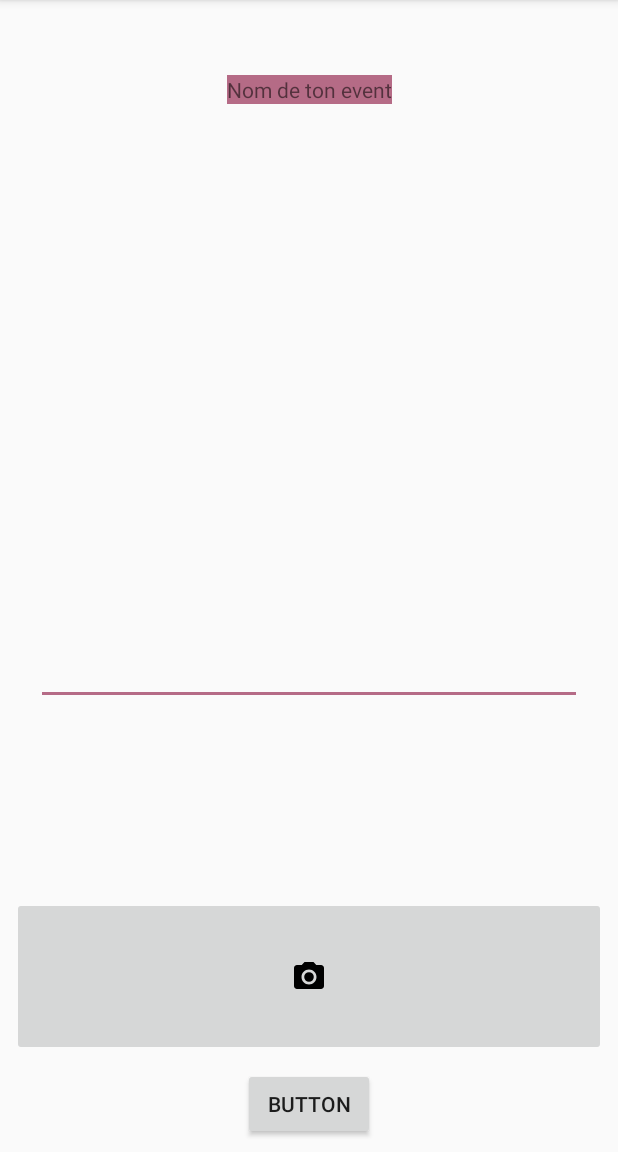
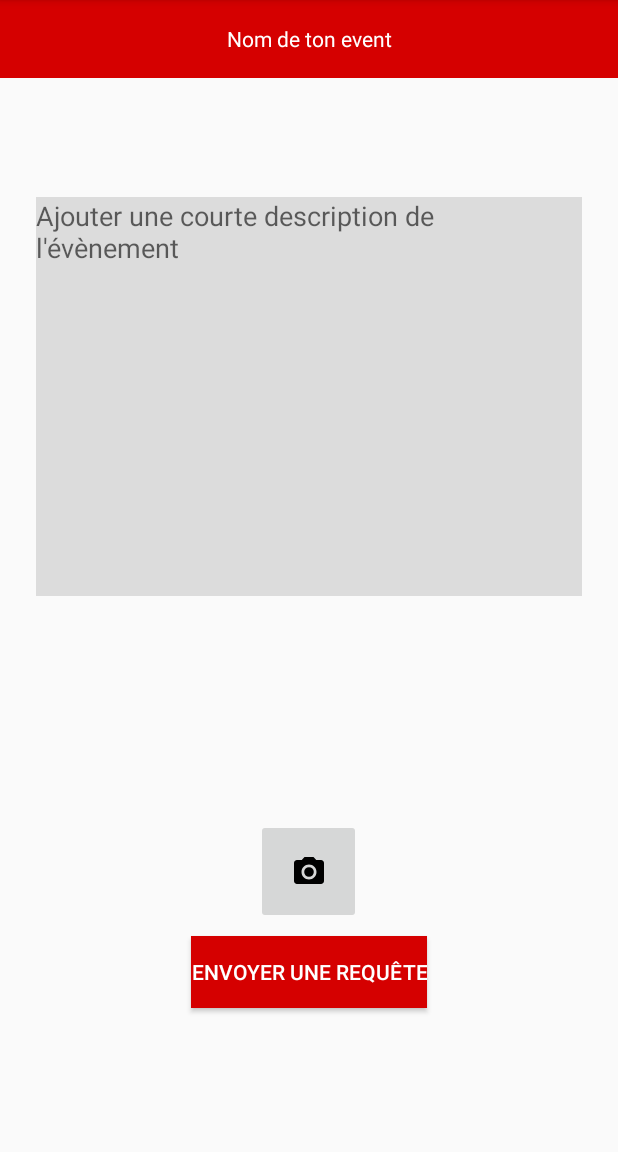
Before and after one commit to tran-simon/hackatown, an Android app: the EventCreatorPart2 screen opened directly, with no data from a screen before it, on a phone screen of 412 x 824 dp, the part 84-1236 px from its top. Run offline under Robolectric (Android 15) with nearby library versions, the phone set to English and light mode, and no system bars; 2 statements that could not run were skipped.

Commit message:
finalisation activite Part2

```diff
--- a/app/src/main/java/com/example/hackatown/Request.java
+++ b/app/src/main/java/com/example/hackatown/Request.java
@@ -20,7 +20,7 @@ public class Request
     //private Image image; TODO
 
     //Constructor
-    public Request(EventType type, String description, LatLng position, Date date /*Image image TODO*/, int user_id){
+    public Request(EventType type, String description, LatLng position, Date date , int user_id){
         this.type = type;
         this.description = description;
         this.position = position;
--- a/app/src/main/res/layout/activity_event_creator_part2.xml
+++ b/app/src/main/res/layout/activity_event_creator_part2.xml
@@ -8,13 +8,13 @@
 
     <TextView
         android:id="@+id/EventName"
-        android:layout_width="wrap_content"
-        android:layout_height="wrap_content"
-        android:layout_marginStart="8dp"
-        android:layout_marginTop="50dp"
-        android:layout_marginEnd="8dp"
+        android:layout_width="0dp"
+        android:layout_height="52dp"
         android:background="@color/colorAccent"
+        android:gravity="center"
         android:text="Nom de ton event"
+        android:textAlignment="center"
+        android:textColor="#ffffff"
         app:layout_constraintEnd_toEndOf="parent"
         app:layout_constraintStart_toStartOf="parent"
         app:layout_constraintTop_toTopOf="parent" />
@@ -22,27 +22,35 @@
     <EditText
         android:id="@+id/plain_text_input"
         android:layout_width="match_parent"
-        android:layout_height="272dp"
+        android:layout_height="266dp"
         android:layout_marginStart="24dp"
         android:layout_marginTop="8dp"
         android:layout_marginEnd="24dp"
         android:layout_marginBottom="8dp"
-        android:inputType="text"
+        android:background="@color/common_google_signin_btn_text_light_disabled"
+        android:hint="Ajouter une courte description de l'évènement"
+        android:inputType="textMultiLine"
+        android:maxLength="120"
+        android:scrollHorizontally="false"
+        android:singleLine="false"
+        android:gravity="top"
         app:layout_constraintBottom_toTopOf="@+id/insertImgBtn"
         app:layout_constraintEnd_toEndOf="parent"
+        app:layout_constraintHorizontal_bias="0.0"
         app:layout_constraintStart_toStartOf="parent"
-        app:layout_constraintTop_toBottomOf="@+id/EventName" />
+        app:layout_constraintTop_toBottomOf="@+id/EventName"
+        app:layout_constraintVertical_bias="0.337" />
 
     <ImageButton
         android:id="@+id/insertImgBtn"
-        android:layout_width="0dp"
-        android:layout_height="106dp"
+        android:layout_width="70dp"
+        android:layout_height="70dp"
         android:layout_marginStart="8dp"
         android:layout_marginEnd="8dp"
         android:layout_marginBottom="8dp"
         app:layout_constraintBottom_toTopOf="@+id/sendRequestBtn"
         app:layout_constraintEnd_toEndOf="parent"
-        app:layout_constraintHorizontal_bias="0.0"
+        app:layout_constraintHorizontal_bias="0.498"
         app:layout_constraintStart_toStartOf="parent"
         app:srcCompat="@drawable/ic_menu_camera" />
 
@@ -52,8 +60,10 @@
         android:layout_height="wrap_content"
         android:layout_marginStart="8dp"
         android:layout_marginEnd="8dp"
-        android:layout_marginBottom="8dp"
-        android:text="Button"
+        android:layout_marginBottom="96dp"
+        android:background="@color/colorAccent"
+        android:text="Envoyer une requête"
+        android:textColor="#ffffff"
         app:layout_constraintBottom_toBottomOf="parent"
         app:layout_constraintEnd_toEndOf="parent"
         app:layout_constraintStart_toStartOf="parent" />
--- a/app/src/main/res/values/colors.xml
+++ b/app/src/main/res/values/colors.xml
@@ -2,5 +2,5 @@
 <resources>
     <color name="colorPrimary">#008577</color>
     <color name="colorPrimaryDark">#00574B</color>
-    <color name="colorAccent">#B56B86</color>
+    <color name="colorAccent">#D50000</color>
 </resources>
```
Also changed, not shown: app/src/main/java/com/example/hackatown/EventCreatorPart2.java (+41 -6 lines).
